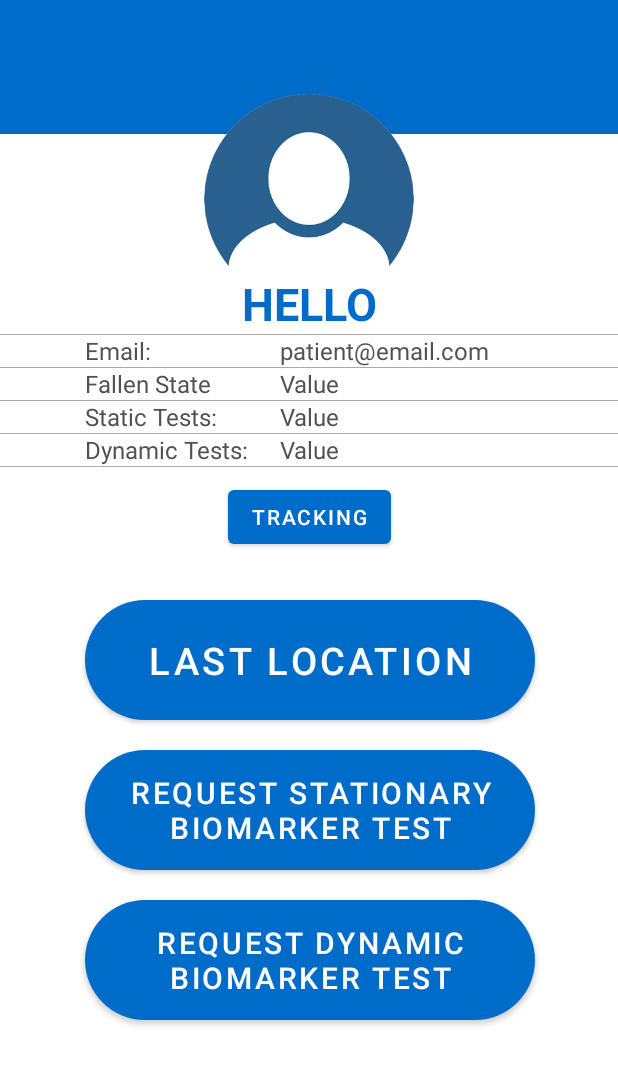
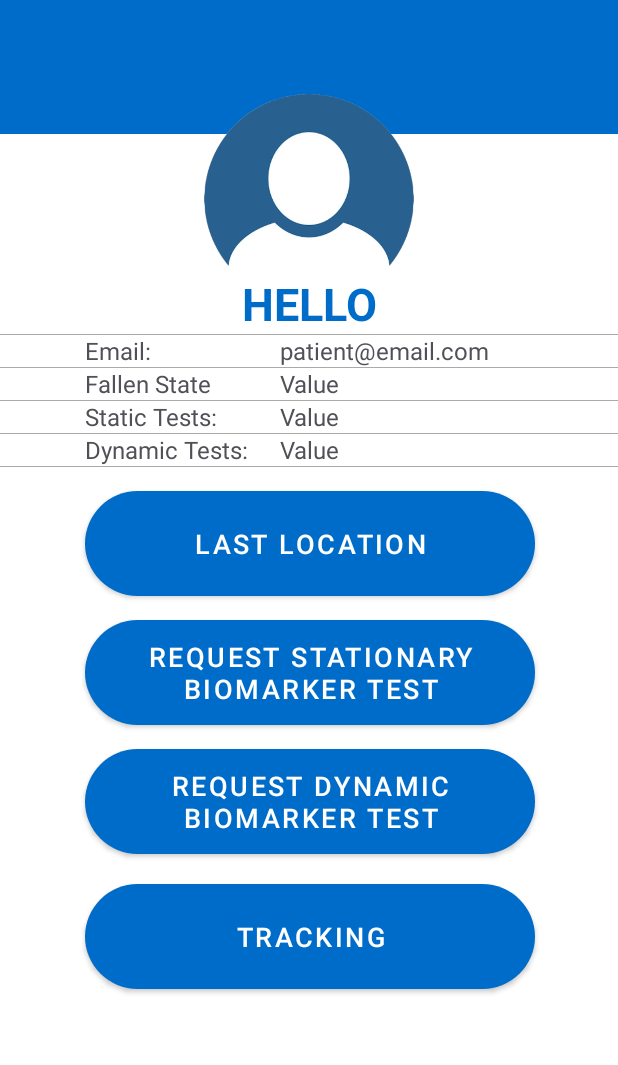
Before and after one commit to BonnieKali/ProTec, an Android app: the layout fragment_patient_contact.xml on its own in the app's theme, with its tools: preview values and no code run, on a phone screen of 412 x 824 dp. Shown: the top 1065 px of the screen. Run offline under Robolectric (Android 15) with nearby library versions, the phone set to English and light mode, and no system bars.

```diff
--- a/features/bio_test/src/main/AndroidManifest.xml
+++ b/features/bio_test/src/main/AndroidManifest.xml
@@ -4,7 +4,9 @@
 
     <application android:theme="@style/AppTheme">
 
-        <activity android:name=".BioActivity">
+        <activity android:name=".BioActivity"
+            android:configChanges="orientation"
+            android:screenOrientation="portrait">
             <intent-filter>
                 <action android:name="ProTec.bioTest.open" />
 
--- a/features/bio_test/src/main/java/com/example/bio_test/BioTestButtonFragment.java
+++ b/features/bio_test/src/main/java/com/example/bio_test/BioTestButtonFragment.java
@@ -177,6 +177,7 @@ public class BioTestButtonFragment extends  Fragment {
             speed_dynamic    = -1.;
         }
         patientSession.patientData.biomarkerData.updateBiomarker(accuracy_static, accuracy_dynamic, speed_static, speed_dynamic);
+        session.syncToRemote();
     }
 
 
--- a/features/dashboard/src/main/AndroidManifest.xml
+++ b/features/dashboard/src/main/AndroidManifest.xml
@@ -3,7 +3,11 @@
     package="com.example.dashboard">
 
     <application android:theme="@style/AppTheme">
-        <activity android:name=".DashboardActivity">
+        <activity android:name=".DashboardActivity"
+            android:configChanges="orientation"
+            android:screenOrientation="portrait"
+            >
+
             <intent-filter>
                 <action android:name="ProTec.dashboard.open" />
 
--- a/features/dashboard/src/main/java/com/example/dashboard/DashboardActivity.java
+++ b/features/dashboard/src/main/java/com/example/dashboard/DashboardActivity.java
@@ -86,7 +86,11 @@ public class DashboardActivity extends AppCompatActivity {
      * Removes the current logged_in user session from local storage and goes to the login screen.
      */
     private void logout(){
-
+        if (Session.getInstance().getUser().getType()== UserInfo.UserType.PATIENT) {
+            stopService(Actions.getPatientServiceIntent(this));
+        } else if (Session.getInstance().getUser().getType()== UserInfo.UserType.CARER){
+            stopService(Actions.getCarerServiceIntent(this));
+        }
         session.logOutUser(taskResult -> {
             startActivity(Actions.openLoginIntent(this));
             finish();
--- a/features/dashboard/src/main/java/com/example/dashboard/patient/PatientTrackingFragment.java
+++ b/features/dashboard/src/main/java/com/example/dashboard/patient/PatientTrackingFragment.java
@@ -1,5 +1,9 @@
 package com.example.dashboard.patient;
-
+/**
+ * Jose Ignacio (nacho)
+ * s1616915
+ * This deals with the fragment regarding dates available of indoor tracking for a specific user
+ */
 import android.os.Bundle;
 
 import androidx.fragment.app.Fragment;
--- a/features/dashboard/src/main/res/layout/fragment_patient_contact.xml
+++ b/features/dashboard/src/main/res/layout/fragment_patient_contact.xml
@@ -59,38 +59,38 @@
 
     <!--  BODY  -->
     <androidx.constraintlayout.widget.ConstraintLayout
+        android:id="@+id/layout_body_patient_info"
         android:layout_width="match_parent"
         android:layout_height="0dp"
         app:layout_constraintBottom_toBottomOf="parent"
         app:layout_constraintTop_toBottomOf="@id/patient_dashboard_header"
-        app:layout_constraintVertical_bias="100"
+        app:layout_constraintVertical_bias="1.0"
         tools:context=".DashboardActivity"
-        android:id="@+id/layout_body_patient_info">
+        tools:layout_editor_absoluteX="0dp">
 
         <Button
             android:id="@+id/btn_last_known_location"
             style="@style/AppTheme.FilledButton"
             android:layout_width="300dp"
-            android:layout_height="80dp"
+            android:layout_height="70dp"
+            android:layout_marginTop="16dp"
             android:text="Last Location"
-            android:textSize="25sp"
             app:layout_constraintBottom_toBottomOf="parent"
             app:layout_constraintEnd_toEndOf="parent"
             app:layout_constraintHorizontal_bias="0.505"
             app:layout_constraintStart_toStartOf="parent"
-            app:layout_constraintTop_toTopOf="parent"
-            app:layout_constraintVertical_bias="0.34" />
+            app:layout_constraintTop_toBottomOf="@+id/view10"
+            app:layout_constraintVertical_bias="0.0" />
 
 
         <Button
             android:id="@+id/btn_stationary_test"
             style="@style/AppTheme.FilledButton"
             android:layout_width="300dp"
-            android:layout_height="80dp"
-            android:layout_marginTop="20dp"
+            android:layout_height="70dp"
+            android:layout_marginTop="16dp"
             android:scaleType="fitCenter"
             android:text="Request Stationary Biomarker Test"
-            android:textSize="20sp"
             app:layout_constraintEnd_toEndOf="@+id/btn_last_known_location"
             app:layout_constraintHorizontal_bias="0.0"
             app:layout_constraintStart_toStartOf="@+id/btn_last_known_location"
@@ -100,11 +100,10 @@
             android:id="@+id/btn_dynamic_test"
             style="@style/AppTheme.FilledButton"
             android:layout_width="300dp"
-            android:layout_height="80dp"
-            android:layout_marginTop="20dp"
+            android:layout_height="70dp"
+            android:layout_marginTop="16dp"
             android:scaleType="fitCenter"
             android:text="Request Dynamic Biomarker Test"
-            android:textSize="20sp"
             app:layout_constraintEnd_toEndOf="@+id/btn_stationary_test"
             app:layout_constraintHorizontal_bias="0.0"
             app:layout_constraintStart_toStartOf="@+id/btn_stationary_test"
@@ -140,6 +139,7 @@
             app:layout_constraintTop_toBottomOf="@+id/tv_static_tests" />
 
         <View
+            android:id="@+id/view10"
             android:layout_width="match_parent"
             android:layout_height="0.5dp"
             android:background="@android:color/darker_gray"
@@ -253,14 +253,17 @@
 
         <Button
             android:id="@+id/btn_tracking"
-        android:layout_width="wrap_content"
-        android:layout_height="wrap_content"
+            style="@style/AppTheme.FilledButton"
+            android:layout_width="300dp"
+            android:layout_height="70dp"
+            android:layout_marginTop="20dp"
             android:text="Tracking"
             android:textColor="@color/white"
-        app:layout_constraintBottom_toTopOf="@+id/btn_last_known_location"
-        app:layout_constraintEnd_toEndOf="parent"
-        app:layout_constraintStart_toStartOf="parent"
-        app:layout_constraintTop_toBottomOf="@+id/tv_static_tests_value" />
+            app:layout_constraintBottom_toBottomOf="parent"
+            app:layout_constraintEnd_toEndOf="@+id/btn_dynamic_test"
+            app:layout_constraintStart_toStartOf="@+id/btn_dynamic_test"
+            app:layout_constraintTop_toBottomOf="@+id/btn_dynamic_test"
+            app:layout_constraintVertical_bias="0.0" />
 
         <TextView
             android:id="@+id/tv_dynamic_tests_value"
--- a/features/map/src/main/java/com/example/map/MapsActivity.java
+++ b/features/map/src/main/java/com/example/map/MapsActivity.java
@@ -162,6 +162,7 @@ public class MapsActivity extends FragmentActivity implements OnMapReadyCallback
     private boolean checkForegroundPermissions(){
         if (ContextCompat.checkSelfPermission(this, Manifest.permission.ACCESS_FINE_LOCATION) == PackageManager.PERMISSION_GRANTED) {
             mMap.setMyLocationEnabled(true);
+            locator.startLocationUpdates(user, this);
             return true;
         } else {
             //Ask for permission
@@ -182,6 +183,7 @@ public class MapsActivity extends FragmentActivity implements OnMapReadyCallback
     private boolean checkBackgroundPermissions(){
         if (ContextCompat.checkSelfPermission(this, Manifest.permission.ACCESS_BACKGROUND_LOCATION) == PackageManager.PERMISSION_GRANTED) {
             mMap.setMyLocationEnabled(true);
+            locator.startLocationUpdates(user, this);
             return true;
         } else {
             //Ask for permission
@@ -235,6 +237,7 @@ public class MapsActivity extends FragmentActivity implements OnMapReadyCallback
         if (requestCode == BACKGROUND_LOCATION_ACCESS_REQUEST_CODE){
             if (grantResults.length > 0 && grantResults[0] == PackageManager.PERMISSION_GRANTED ){
                 mMap.setMyLocationEnabled(true);
+                locator.startLocationUpdates(user, this);
                 Toast.makeText(getApplicationContext(), "Geofences enabled!", Toast.LENGTH_SHORT).show();
             }else{
                 Toast.makeText(getApplicationContext(), "Allow all the time is needed to use Geofences!", Toast.LENGTH_LONG).show();
@@ -242,6 +245,7 @@ public class MapsActivity extends FragmentActivity implements OnMapReadyCallback
         }else if (requestCode == FINE_LOCATION_ACCESS_REQUEST_CODE){
             if (grantResults.length > 0 && grantResults[0] == PackageManager.PERMISSION_GRANTED ){
                 mMap.setMyLocationEnabled(true);
+                locator.startLocationUpdates(user, this);
                 startLocating();    // start locating
                 if (!(Build.VERSION.SDK_INT >= 29)) {
                     Toast.makeText(getApplicationContext(), "Geofences enabled!", Toast.LENGTH_SHORT).show();
--- a/features/map/src/main/java/com/example/map/geofence/GeofenceBroadcastReceiver.java
+++ b/features/map/src/main/java/com/example/map/geofence/GeofenceBroadcastReceiver.java
@@ -45,6 +45,9 @@ public class GeofenceBroadcastReceiver extends BroadcastReceiver {
      * @param intent
      */
     public void processGeofenceEvent(Context context, Intent intent){
+        if (!Session.getInstance().isUserSignedIn()){
+            return;
+        }
         GeofencingEvent geofencingEvent = GeofencingEvent.fromIntent(intent);
         if (geofencingEvent.hasError()) {
             Log.e(TAG, "Error receiving geofence event");
@@ -80,6 +83,7 @@ public class GeofenceBroadcastReceiver extends BroadcastReceiver {
                 Log.d(TAG, "GEOFENCE_TRANSITION_EXIT" + transitionType);
                 // will tell carers that person has left the house
                 boolean left = ((PatientSession) Session.getInstance().getUser()).patientData.locationData.getleftGeofence();
+                Log.d(TAG,"Already left: " + left);
                 if (!left) { // notification has already been sent
                     Log.d(TAG,"Geofence Exit: making notification");
                     Session session = Session.getInstance();
--- a/libs/deadreckoning/src/main/java/com/example/deadreckoning/extra/MathematicalFunctions.java
+++ b/libs/deadreckoning/src/main/java/com/example/deadreckoning/extra/MathematicalFunctions.java
@@ -1,5 +1,9 @@
 package com.example.deadreckoning.extra;
-
+/**
+ * Jose Ignacio (nacho)
+ * s1616915
+ * Some mathematical functions to help out during Dead Pedestrian Reckoning calculations
+ */
 
 public final class MathematicalFunctions {
 
--- a/libs/deadreckoning/src/main/java/com/example/deadreckoning/orientation/MagneticFieldOrientation.java
+++ b/libs/deadreckoning/src/main/java/com/example/deadreckoning/orientation/MagneticFieldOrientation.java
@@ -1,4 +1,10 @@
 package com.example.deadreckoning.orientation;
+
+/**
+ * Jose Ignacio (nacho)
+ * s1616915
+ * magnetic orientation calculation
+ */
 
 import android.hardware.SensorManager;
 
--- a/libs/deadreckoning/src/main/java/com/example/deadreckoning/stepcounting/stepCounter.java
+++ b/libs/deadreckoning/src/main/java/com/example/deadreckoning/stepcounting/stepCounter.java
@@ -1,5 +1,9 @@
 package com.example.deadreckoning.stepcounting;
-
+/**
+ * Jose Ignacio (nacho)
+ * s1616915
+ * Dynamic step counting class. Deals with acceleration data to find peaks and steps
+ */
 public class stepCounter {
 
     private int stepCount;
--- a/libs/services/src/main/java/com/example/services/FallDetectorService.java
+++ b/libs/services/src/main/java/com/example/services/FallDetectorService.java
@@ -79,9 +79,9 @@ public class FallDetectorService implements SensorEventListener {
     private double SMV_max_new = 0;
     private double SMV_max_old = 0;
     // Thresholds
-    private double THRESHOLD_SMV = 10;
-    private double THRESHOLD_degreeFloat = 30;
-    private double THRESHOLD_degreeFloat2 = 30;
+    private double THRESHOLD_SMV = 80;
+    private double THRESHOLD_degreeFloat = 60;
+    private double THRESHOLD_degreeFloat2 = 60;
     // Enums
     private enum SETTINGS_KEY {
         ACC("ACC"), Q1("Q1"), Q2("Q2");
```
Also changed, not shown: features/dashboard/src/main/java/com/example/dashboard/patient/PatientTrackingDayFragment.java (+25 -10 lines), features/dashboard/src/main/java/com/example/dashboard/patient/ScatterPlot.java (+8 -0 lines), libs/deadreckoning/src/main/java/com/example/deadreckoning/DeadReckoning.java (+8 -0 lines), libs/deadreckoning/src/main/java/com/example/deadreckoning/orientation/GyroscopeEulerOrientation.java (+7 -4 lines), libs/deadreckoning/src/main/java/com/example/deadreckoning/orientation/gyroDeltaOrientation.java (+7 -0 lines), libs/services/src/main/java/com/example/services/carer/CarerService.java (+64 -12 lines), libs/services/src/main/java/com/example/services/patient/PatientService.java (+58 -10 lines). Lines whose indentation alone changed are shown as unchanged.
